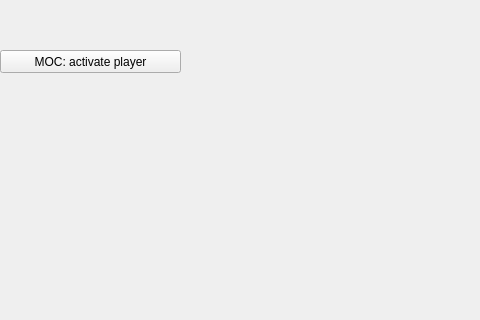
mrlphoenix/spaceMediaTest, file src/core/mainwindow.ui: the form before one commit; both pictures show x 0 to 480 and y 0 to 320 of the 800 by 600 pixel window.
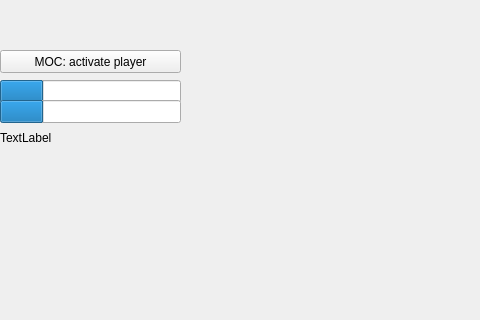
The form after the commit.

```diff
--- a/src/core/mainwindow.ui
+++ b/src/core/mainwindow.ui
@@ -54,6 +54,51 @@
      <string>MOC: activate player</string>
     </property>
    </widget>
+   <widget class="QProgressBar" name="totalPB">
+    <property name="geometry">
+     <rect>
+      <x>0</x>
+      <y>80</y>
+      <width>181</width>
+      <height>23</height>
+     </rect>
+    </property>
+    <property name="value">
+     <number>24</number>
+    </property>
+    <property name="textVisible">
+     <bool>false</bool>
+    </property>
+   </widget>
+   <widget class="QProgressBar" name="currentPB">
+    <property name="geometry">
+     <rect>
+      <x>0</x>
+      <y>100</y>
+      <width>181</width>
+      <height>23</height>
+     </rect>
+    </property>
+    <property name="value">
+     <number>24</number>
+    </property>
+    <property name="textVisible">
+     <bool>false</bool>
+    </property>
+   </widget>
+   <widget class="QLabel" name="download_status">
+    <property name="geometry">
+     <rect>
+      <x>0</x>
+      <y>130</y>
+      <width>181</width>
+      <height>16</height>
+     </rect>
+    </property>
+    <property name="text">
+     <string>TextLabel</string>
+    </property>
+   </widget>
   </widget>
   <widget class="QMenuBar" name="menubar">
    <property name="geometry">
```
